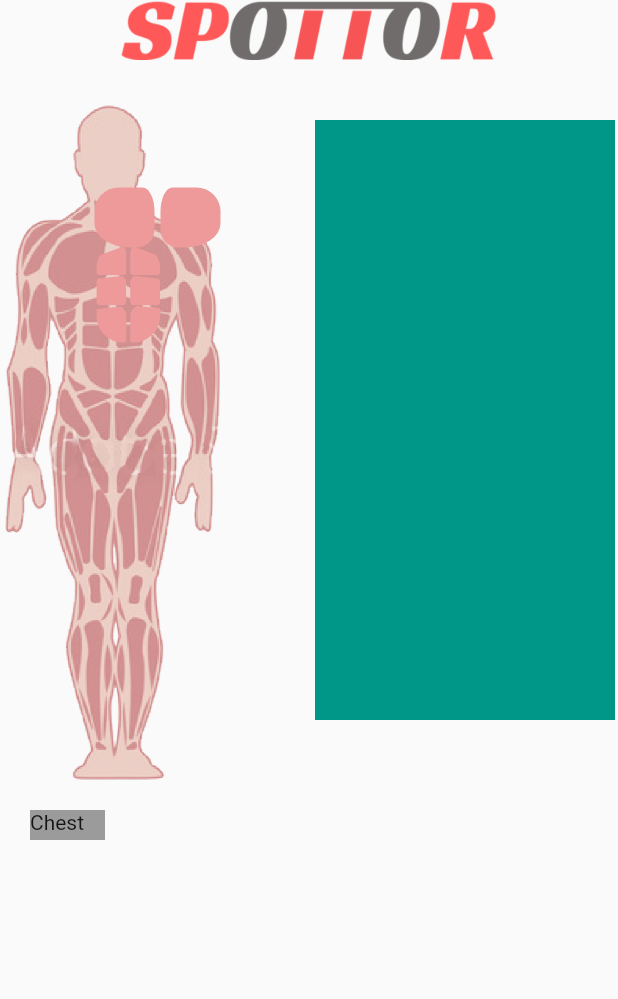
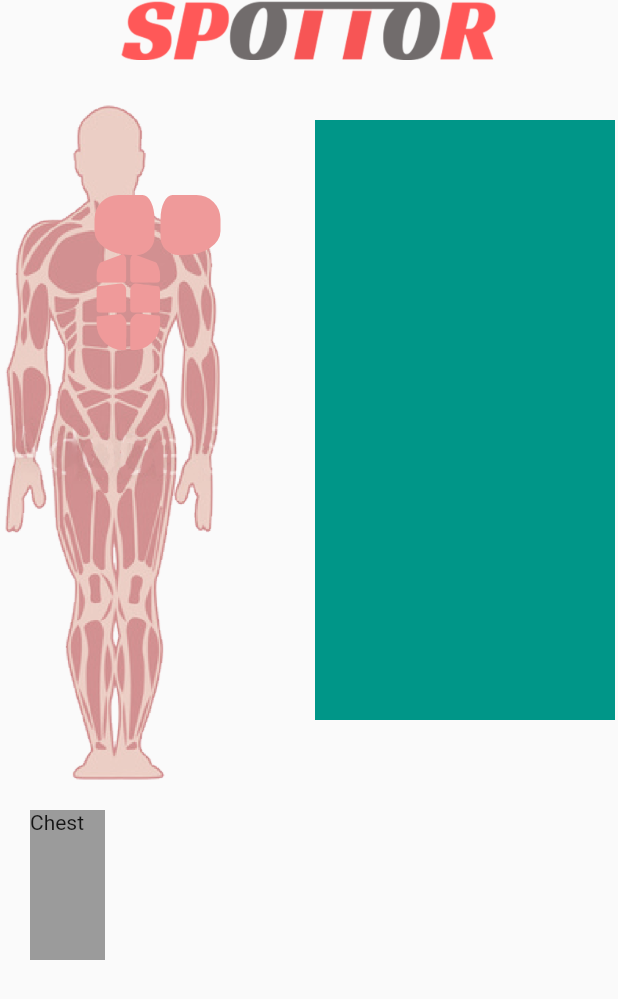
Before and after one commit to ch0der/spottor_2, a Flutter app: the screen it shows after launch, on a phone screen of 412 x 824 dp. Shown: the top 999 px of the screen. Run offline on Flutter 3.47's test engine with Material 2 defaults, Android fonts, the light colour scheme and no system bars.

Commit message:
animations

```diff
--- a/lib/screens/splash_screen.dart
+++ b/lib/screens/splash_screen.dart
@@ -13,7 +13,7 @@ class _SplashScreenState extends State<SplashScreen> {
   bool chestSelected = false;
   Color chestColor;
 
-  bool chestVis = true;
+  bool chestVis = false;
 
   @override
   Widget build(BuildContext context) {
@@ -77,7 +77,7 @@ class _SplashScreenState extends State<SplashScreen> {
               ),
             ),
             Padding(
-              padding: EdgeInsets.only(top: 55),
+              padding: EdgeInsets.only(top: 60),
               child: Stack(
                 children: <Widget>[
                   Padding(
@@ -103,8 +103,10 @@ class _SplashScreenState extends State<SplashScreen> {
   chestBody() {
     if (chestSelected == false) {
       chestColor = Colors.red[200];
+      chestVis = false;
     } else {
       chestColor = Colors.blueAccent;
+      chestVis = true;
     }
     return GestureDetector(
       onTap: () {
@@ -275,7 +277,7 @@ class _SplashScreenState extends State<SplashScreen> {
   bottomBar() {
     return Row(
       children: <Widget>[
-        partContainer('Chest', 'chest', chestVis),
+        partContainer2(chestVis),
       ],
     );
   }
@@ -441,3 +443,78 @@ partContainer(String text, String part,bool visible){
     ),
   );
 }
+partContainer2(bool visible){
+  return HomepageButton(
+    text: 'Chest',
+    paused:  visible,
+  );
+}
+
+class HomepageButton extends StatefulWidget {
+  HomepageButton({
+    Key key,
+    this.text,
+    this.paused,
+
+}) : super(key: key);
+
+  final String text;
+  final bool paused;
+
+
+  @override
+  _HomepageButtonState createState() => _HomepageButtonState();
+}
+
+class _HomepageButtonState extends State<HomepageButton> with TickerProviderStateMixin {
+  Animation<double> buttonAnimation1;
+  AnimationController buttonController1;
+  double value1 = 1.0;
+  double value2 = 2.0;
+
+  @override
+  void dispose(){
+    super.dispose();
+  }
+  @override
+  void initState(){
+  super.initState();
+
+  buttonController1 = AnimationController(
+    vsync: this,
+    duration: Duration(seconds: 1),
+  );
+  buttonAnimation1 = Tween(
+    begin: value1,
+    end: value2,
+  ).animate(CurvedAnimation(parent: buttonController1,curve: Curves.easeInCubic),);
+  buttonAnimation1.addStatusListener((status){
+    if (widget.paused == false){buttonController1.forward();}
+  });
+
+
+  }
+
+
+  Widget build(BuildContext context) {
+    return AnimatedBuilder(
+      builder: (context,child){
+        if(widget.paused == true){buttonController1.forward();}
+        return Transform.scale(scale: buttonAnimation1.value,child: child,);
+      },
+      animation: buttonAnimation1,
+      child: GestureDetector(
+        onDoubleTap: (){
+          buttonController1.forward();
+        },
+        child: Container(
+          height: 100,
+          width: 50,
+          decoration: BoxDecoration(
+            color: Colors.black38,
+          ),child: Text(widget.text),
+        ),
+      ),
+    );
+  }
+}
```
